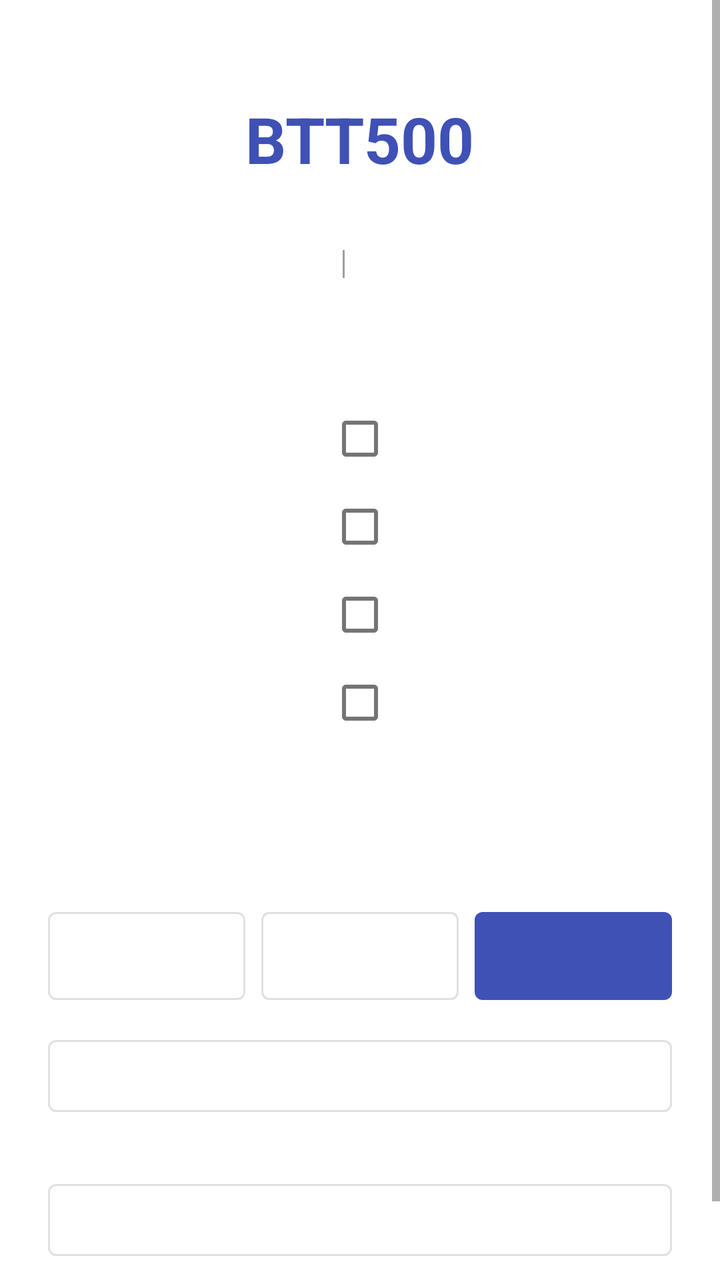
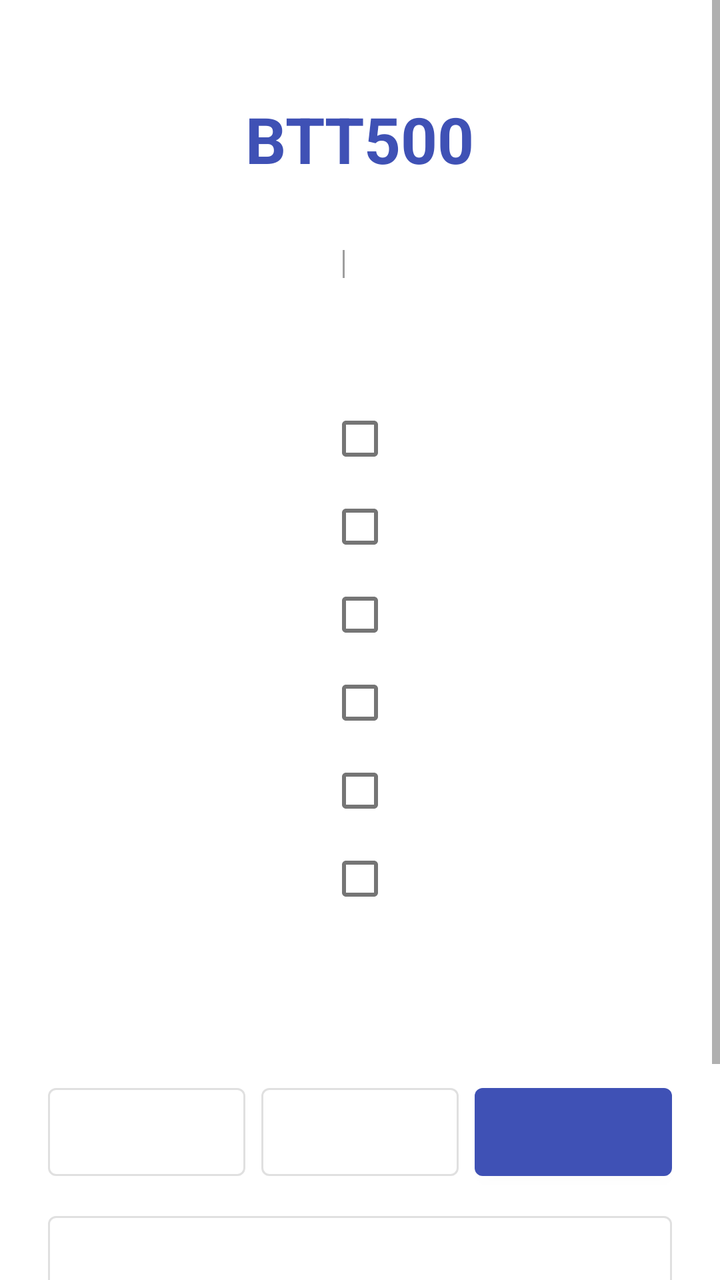

Compare the two renders of this Android layout. The source of the first and the diff that turns it into the second are given below.
<!-- AndroidManifest.xml: application theme Theme.BTT500 -->
<!-- res/layout/activity_main.xml -->
<?xml version="1.0" encoding="utf-8"?>
<ScrollView xmlns:android="http://schemas.android.com/apk/res/android"
    android:layout_width="match_parent"
    android:layout_height="match_parent"
    android:background="@color/white"
    android:fillViewport="true">

    <LinearLayout
        android:layout_width="match_parent"
        android:layout_height="wrap_content"
        android:orientation="vertical"
        android:padding="24dp">

        
        <TextView
            android:id="@+id/tvTitle"
            android:layout_width="wrap_content"
            android:layout_height="wrap_content"
            android:text="@string/app_name"
            android:textSize="32sp"
            android:textStyle="bold"
            android:textColor="@color/primary"
            android:layout_gravity="center_horizontal"
            android:layout_marginTop="24dp" />

        
        <TextView
            android:id="@+id/tvSubtitle"
            android:layout_width="wrap_content"
            android:layout_height="wrap_content"
            android:textSize="16sp"
            android:textColor="@color/medium_gray"
            android:layout_gravity="center_horizontal"
            android:layout_marginTop="4dp" />

        
        <LinearLayout
            android:layout_width="match_parent"
            android:layout_height="wrap_content"
            android:orientation="horizontal"
            android:gravity="center"
            android:layout_marginTop="4dp"
            android:layout_marginBottom="24dp">

            <TextView
                android:id="@+id/tvTotalQuestions"
                android:layout_width="wrap_content"
                android:layout_height="wrap_content"
                android:textSize="14sp"
                android:textColor="@color/medium_gray" />

            <View
                android:layout_width="1dp"
                android:layout_height="14dp"
                android:background="@color/medium_gray"
                android:layout_marginStart="12dp"
                android:layout_marginEnd="12dp" />

            <TextView
                android:id="@+id/tvLangToggle"
                android:layout_width="wrap_content"
                android:layout_height="wrap_content"
                android:textSize="14sp"
                android:textColor="@color/primary"
                android:textStyle="bold"
                android:paddingStart="8dp"
                android:paddingEnd="8dp"
                android:paddingTop="2dp"
                android:paddingBottom="2dp" />
        </LinearLayout>

        
        <LinearLayout
            android:id="@+id/layoutResumeCard"
            android:layout_width="match_parent"
            android:layout_height="wrap_content"
            android:orientation="vertical"
            android:layout_marginBottom="16dp"
            android:visibility="gone" />

        
        <TextView
            android:id="@+id/tvFilterTitle"
            android:layout_width="wrap_content"
            android:layout_height="wrap_content"
            android:textSize="16sp"
            android:textStyle="bold"
            android:textColor="@color/dark_text"
            android:layout_marginBottom="8dp" />

        <CheckBox
            android:id="@+id/cbLastOneWrong"
            android:layout_width="match_parent"
            android:layout_height="wrap_content"
            android:textSize="15sp"
            android:paddingStart="8dp"
            android:minHeight="44dp" />

        <CheckBox
            android:id="@+id/cbLastTwoWrong"
            android:layout_width="match_parent"
            android:layout_height="wrap_content"
            android:textSize="15sp"
            android:paddingStart="8dp"
            android:minHeight="44dp" />

        <CheckBox
            android:id="@+id/cbWithNumbers"
            android:layout_width="match_parent"
            android:layout_height="wrap_content"
            android:textSize="15sp"
            android:paddingStart="8dp"
            android:minHeight="44dp" />

        <CheckBox
            android:id="@+id/cbUnattempted"
            android:layout_width="match_parent"
            android:layout_height="wrap_content"
            android:textSize="15sp"
            android:paddingStart="8dp"
            android:minHeight="44dp" />

        
        <TextView
            android:id="@+id/tvFilteredCount"
            android:layout_width="match_parent"
            android:layout_height="wrap_content"
            android:textSize="14sp"
            android:textColor="@color/primary"
            android:textStyle="bold"
            android:layout_marginTop="8dp"
            android:layout_marginBottom="16dp" />

        
        <TextView
            android:id="@+id/tvStartTitle"
            android:layout_width="wrap_content"
            android:layout_height="wrap_content"
            android:textSize="16sp"
            android:textStyle="bold"
            android:textColor="@color/dark_text"
            android:layout_marginBottom="12dp" />

        <LinearLayout
            android:layout_width="match_parent"
            android:layout_height="wrap_content"
            android:orientation="horizontal"
            android:layout_marginBottom="8dp">

            <com.google.android.material.button.MaterialButton
                android:id="@+id/btnStart10"
                android:layout_width="0dp"
                android:layout_height="56dp"
                android:layout_weight="1"
                android:textSize="16sp"
                android:layout_marginEnd="8dp"
                style="@style/Widget.MaterialComponents.Button.OutlinedButton" />

            <com.google.android.material.button.MaterialButton
                android:id="@+id/btnStart20"
                android:layout_width="0dp"
                android:layout_height="56dp"
                android:layout_weight="1"
                android:textSize="16sp"
                android:layout_marginEnd="8dp"
                style="@style/Widget.MaterialComponents.Button.OutlinedButton" />

            <com.google.android.material.button.MaterialButton
                android:id="@+id/btnStart50"
                android:layout_width="0dp"
                android:layout_height="56dp"
                android:layout_weight="1"
                android:textSize="16sp" />
        </LinearLayout>

        <com.google.android.material.button.MaterialButton
            android:id="@+id/btnStartAll"
            android:layout_width="match_parent"
            android:layout_height="48dp"
            android:textSize="15sp"
            style="@style/Widget.MaterialComponents.Button.OutlinedButton"
            android:layout_marginBottom="24dp" />

        
        <com.google.android.material.button.MaterialButton
            android:id="@+id/btnHistory"
            android:layout_width="match_parent"
            android:layout_height="48dp"
            android:textSize="15sp"
            style="@style/Widget.MaterialComponents.Button.OutlinedButton"
            android:layout_marginBottom="24dp" />

        
        <TextView
            android:id="@+id/tvSessionHistoryTitle"
            android:layout_width="wrap_content"
            android:layout_height="wrap_content"
            android:textSize="16sp"
            android:textStyle="bold"
            android:textColor="@color/dark_text"
            android:layout_marginBottom="8dp"
            android:visibility="gone" />

        
        <LinearLayout
            android:id="@+id/layoutSessionHistory"
            android:layout_width="match_parent"
            android:layout_height="wrap_content"
            android:orientation="vertical"
            android:visibility="gone" />

    </LinearLayout>
</ScrollView>
<!-- resources referenced by this layout -->
<resources>
  <color name="dark_text">#212121</color>
  <color name="medium_gray">#9E9E9E</color>
  <color name="primary">#3F51B5</color>
  <color name="white">#FFFFFF</color>
  <string name="app_name">BTT500</string>
  <style name="Theme.BTT500" parent="Theme.MaterialComponents.Light.NoActionBar">
          <item name="colorPrimary">@color/primary</item>
          <item name="colorPrimaryDark">@color/primary_dark</item>
          <item name="colorAccent">@color/accent</item>
      </style>
  <color name="primary_dark">#303F9F</color>
  <color name="accent">#FF4081</color>
</resources>

<!-- the commit's change to res/layout/activity_main.xml (unified diff, before → after) -->
@@ -120,6 +120,22 @@
             android:paddingStart="8dp"
             android:minHeight="44dp" />
 
+        <CheckBox
+            android:id="@+id/cbSigns"
+            android:layout_width="match_parent"
+            android:layout_height="wrap_content"
+            android:textSize="15sp"
+            android:paddingStart="8dp"
+            android:minHeight="44dp" />
+
+        <CheckBox
+            android:id="@+id/cbLines"
+            android:layout_width="match_parent"
+            android:layout_height="wrap_content"
+            android:textSize="15sp"
+            android:paddingStart="8dp"
+            android:minHeight="44dp" />
+
         
         <TextView
             android:id="@+id/tvFilteredCount"
